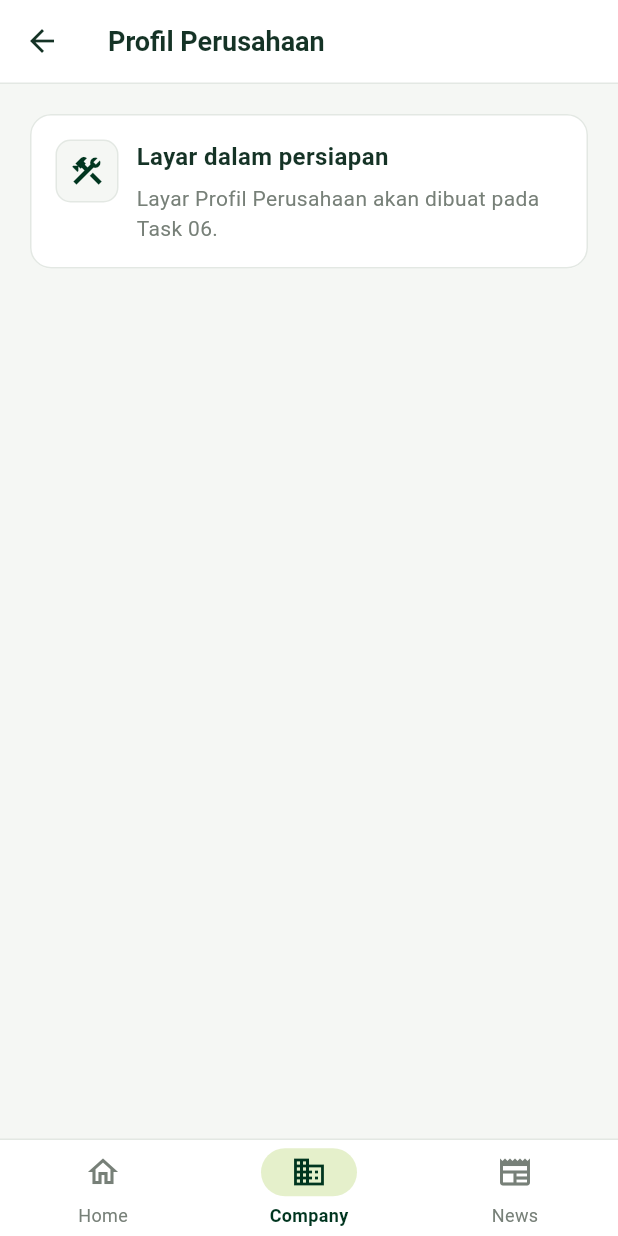
After one commit to ivanmahendraa/alco_company_profile, a Flutter app: the DestinationPlaceholderScreen screen opened by its route, after a tap on "Profil Perusahaan", on a phone screen of 412 x 824 dp. The commit adds this screen. Run offline on Flutter 3.47's test engine with Material 3 defaults, Android fonts, the phone set to English and light mode, and no system bars; our stand-ins replace flutter_svg.

Commit message:
feat: add dashboard screen

```diff
--- a/lib/app.dart
+++ b/lib/app.dart
@@ -1,8 +1,11 @@
 import 'package:flutter/material.dart';
 import 'package:provider/provider.dart';
 
+import 'data/news_data.dart';
+import 'models/news_item.dart';
 import 'providers/news_provider.dart';
-import 'screens/dashboard_placeholder_screen.dart';
+import 'screens/dashboard_screen.dart';
+import 'screens/destination_placeholder_screen.dart';
 import 'screens/login_screen.dart';
 import 'screens/splash_screen.dart';
 import 'utils/app_colors.dart';
@@ -17,9 +20,7 @@ class AlcoApp extends StatelessWidget {
   @override
   Widget build(BuildContext context) {
     return MultiProvider(
-      providers: [
-        ChangeNotifierProvider(create: (_) => NewsProvider()),
-      ],
+      providers: [ChangeNotifierProvider(create: (_) => NewsProvider())],
       child: MaterialApp(
         title: 'ALCO Company Profile',
         debugShowCheckedModeBanner: false,
@@ -40,12 +41,59 @@ class AlcoApp extends StatelessWidget {
       case AppRoutes.dashboard:
         return MaterialPageRoute<dynamic>(
           settings: settings,
-          builder: (_) => const DashboardPlaceholderScreen(),
+          builder: (_) => const DashboardScreen(),
         );
       case AppRoutes.splash:
         return MaterialPageRoute<dynamic>(
           settings: settings,
           builder: (_) => const SplashScreen(),
+        );
+      case AppRoutes.companyProfile:
+        return MaterialPageRoute<dynamic>(
+          settings: settings,
+          builder: (_) => const DestinationPlaceholderScreen(
+            title: 'Profil Perusahaan',
+            description: 'Layar Profil Perusahaan akan dibuat pada Task 06.',
+            selectedNavigationIndex: 1,
+          ),
+        );
+      case AppRoutes.businessInfo:
+        return MaterialPageRoute<dynamic>(
+          settings: settings,
+          builder: (_) => const DestinationPlaceholderScreen(
+            title: 'Informasi Bisnis',
+            description: 'Layar Informasi Bisnis akan dibuat pada Task 07.',
+          ),
+        );
+      case AppRoutes.news:
+        return MaterialPageRoute<dynamic>(
+          settings: settings,
+          builder: (_) => const DestinationPlaceholderScreen(
+            title: 'Berita dan Aktivitas',
+            description: 'Layar Berita dan Aktivitas akan dibuat pada Task 08.',
+            selectedNavigationIndex: 2,
+          ),
+        );
+      case AppRoutes.newsDetail:
+        final item = settings.arguments;
+        if (item is NewsItem && newsItems.any((news) => news.id == item.id)) {
+          return MaterialPageRoute<dynamic>(
+            settings: settings,
+            builder: (_) => DestinationPlaceholderScreen(
+              title: 'Detail Berita',
+              description: 'Layar Detail Berita akan dibuat pada Task 09.',
+              newsItem: item,
+            ),
+          );
+        }
+        return MaterialPageRoute<dynamic>(
+          settings: settings,
+          builder: (_) => const DestinationPlaceholderScreen(
+            title: 'Detail Berita',
+            description:
+                'Berita yang dipilih tidak tersedia. Layar Detail Berita '
+                'akan dibuat pada Task 09.',
+          ),
         );
       default:
         return MaterialPageRoute<dynamic>(
@@ -68,9 +116,7 @@ class AppFoundationScreen extends StatelessWidget {
   @override
   Widget build(BuildContext context) {
     return Scaffold(
-      appBar: AppBar(
-        title: const Text('ALCO Company Profile'),
-      ),
+      appBar: AppBar(title: const Text('ALCO Company Profile')),
       body: SafeArea(
         child: Padding(
           padding: const EdgeInsets.all(20.0),
@@ -96,9 +142,8 @@ class AppFoundationScreen extends StatelessWidget {
                           const SizedBox(width: 8),
                           Text(
                             'Task 01 Foundation Ready',
-                            style: Theme.of(context).textTheme.titleMedium?.copyWith(
-                                  color: AppColors.primaryGreen,
-                                ),
+                            style: Theme.of(context).textTheme.titleMedium
+                                ?.copyWith(color: AppColors.primaryGreen),
                           ),
                         ],
                       ),
--- /dev/null
+++ b/lib/screens/dashboard_screen.dart
@@ -0,0 +1,194 @@
+import 'package:flutter/material.dart';
+import 'package:provider/provider.dart';
+
+import '../data/company_data.dart';
+import '../data/news_data.dart';
+import '../providers/news_provider.dart';
+import '../utils/app_colors.dart';
+import '../utils/app_routes.dart';
+import '../widgets/custom_app_bar.dart';
+import '../widgets/custom_bottom_nav.dart';
+import '../widgets/info_card.dart';
+import '../widgets/news_card.dart';
+
+class DashboardScreen extends StatelessWidget {
+  const DashboardScreen({super.key});
+
+  @override
+  Widget build(BuildContext context) {
+    return Scaffold(
+      backgroundColor: AppColors.appBackground,
+      appBar: const CustomAppBar(title: 'Beranda'),
+      body: SafeArea(
+        child: SingleChildScrollView(
+          padding: const EdgeInsets.symmetric(horizontal: 20, vertical: 24),
+          child: Center(
+            child: ConstrainedBox(
+              constraints: const BoxConstraints(maxWidth: 720),
+              child: Column(
+                crossAxisAlignment: CrossAxisAlignment.stretch,
+                children: [
+                  const InfoCard(
+                    title: 'Selamat datang',
+                    description:
+                        'Jelajahi profil perusahaan, informasi bisnis, dan '
+                        'berita terbaru.',
+                    icon: Icon(
+                      Icons.waving_hand_outlined,
+                      color: AppColors.primaryGreen,
+                    ),
+                  ),
+                  const SizedBox(height: 20),
+                  InfoCard(
+                    key: const Key('dashboard-company-summary'),
+                    title: companyInfo.name,
+                    icon: const Icon(
+                      Icons.business_outlined,
+                      color: AppColors.primaryGreen,
+                    ),
+                    customContent: Column(
+                      crossAxisAlignment: CrossAxisAlignment.start,
+                      children: [
+                        Text(
+                          companyInfo.businessDescription,
+                          maxLines: 3,
+                          overflow: TextOverflow.ellipsis,
+                          style: const TextStyle(
+                            color: AppColors.secondaryText,
+                            fontSize: 14,
+                            height: 1.4,
+                          ),
+                        ),
+                        const SizedBox(height: 12),
+                        const Row(
+                          children: [
+                            Expanded(
+                              child: Text(
+                                'Lihat Informasi Bisnis',
+                                maxLines: 1,
+                                overflow: TextOverflow.ellipsis,
+                                style: TextStyle(
+                                  color: AppColors.primaryGreen,
+                                  fontWeight: FontWeight.w600,
+                                ),
+                              ),
+                            ),
+                            SizedBox(width: 6),
+                            Icon(
+                              Icons.arrow_forward,
+                              size: 16,
+                              color: AppColors.primaryGreen,
+                            ),
+                          ],
+                        ),
+                      ],
+                    ),
+                    onTap: () =>
+                        Navigator.of(context).pushNamed(AppRoutes.businessInfo),
+                  ),
+                  const SizedBox(height: 24),
+                  Text(
+                    'Akses Cepat',
+                    style: Theme.of(context).textTheme.titleLarge,
+                  ),
+                  const SizedBox(height: 12),
+                  _QuickAccessCard(
+                    key: const Key('quick-access-company'),
+                    title: 'Profil Perusahaan',
+                    description: 'Informasi umum perusahaan.',
+                    icon: Icons.business_outlined,
+                    onTap: () =>
+                        Navigator.of(context)
+                            .pushReplacementNamed(AppRoutes.companyProfile),
+                  ),
+                  const SizedBox(height: 10),
+                  _QuickAccessCard(
+                    key: const Key('quick-access-business'),
+                    title: 'Informasi Bisnis',
+                    description: 'Gambaran umum bidang usaha.',
+                    icon: Icons.factory_outlined,
+                    onTap: () =>
+                        Navigator.of(context).pushNamed(AppRoutes.businessInfo),
+                  ),
+                  const SizedBox(height: 10),
+                  _QuickAccessCard(
+                    key: const Key('quick-access-news'),
+                    title: 'Berita dan Aktivitas',
+                    description: 'Lihat contoh berita dan aktivitas.',
+                    icon: Icons.newspaper_outlined,
+                    onTap: () =>
+                        Navigator.of(context)
+                            .pushReplacementNamed(AppRoutes.news),
+                  ),
+                  const SizedBox(height: 24),
+                  Text(
+                    'Berita Terbaru',
+                    style: Theme.of(context).textTheme.titleLarge,
+                  ),
+                  const SizedBox(height: 12),
+                  ...newsItems
+                      .take(3)
+                      .map(
+                        (item) => Padding(
+                          padding: const EdgeInsets.only(bottom: 12),
+                          child: Consumer<NewsProvider>(
+                            builder: (context, newsProvider, _) => NewsCard(
+                              key: Key('dashboard-news-${item.id}'),
+                              item: item,
+                              isBookmarked: newsProvider.isBookmarked(item.id),
+                              onBookmarkToggle: () =>
+                                  newsProvider.toggleBookmark(item.id),
+                              onTap: () => Navigator.of(context).pushNamed(
+                                AppRoutes.newsDetail,
+                                arguments: item,
+                              ),
+                            ),
+                          ),
+                        ),
+                      ),
+                ],
+              ),
+            ),
+          ),
+        ),
+      ),
+      bottomNavigationBar: CustomBottomNav(
+        currentIndex: 0,
+        onTap: (index) {
+          if (index == 1) {
+            Navigator.of(context)
+                .pushReplacementNamed(AppRoutes.companyProfile);
+          } else if (index == 2) {
+            Navigator.of(context).pushReplacementNamed(AppRoutes.news);
+          }
+        },
+      ),
+    );
+  }
+}
+
+class _QuickAccessCard extends StatelessWidget {
+  final String title;
+  final String description;
+  final IconData icon;
+  final VoidCallback onTap;
+
+  const _QuickAccessCard({
+    super.key,
+    required this.title,
+    required this.description,
+    required this.icon,
+    required this.onTap,
+  });
+
+  @override
+  Widget build(BuildContext context) {
+    return InfoCard(
+      title: title,
+      description: description,
+      icon: Icon(icon, color: AppColors.primaryGreen),
+      trailing: const Icon(Icons.chevron_right, color: AppColors.secondaryText),
+      onTap: onTap,
+    );
+  }
+}
--- /dev/null
+++ b/lib/screens/destination_placeholder_screen.dart
@@ -0,0 +1,68 @@
+import 'package:flutter/material.dart';
+
+import '../models/news_item.dart';
+import '../utils/app_colors.dart';
+import '../utils/app_routes.dart';
+import '../widgets/custom_app_bar.dart';
+import '../widgets/custom_bottom_nav.dart';
+import '../widgets/info_card.dart';
+
+class DestinationPlaceholderScreen extends StatelessWidget {
+  final String title;
+  final String description;
+  final int? selectedNavigationIndex;
+  final NewsItem? newsItem;
+
+  const DestinationPlaceholderScreen({
+    super.key,
+    required this.title,
+    required this.description,
+    this.selectedNavigationIndex,
+    this.newsItem,
+  });
+
+  @override
+  Widget build(BuildContext context) {
+    return Scaffold(
+      backgroundColor: AppColors.appBackground,
+      appBar: CustomAppBar(
+        title: title,
+        showBackButton: selectedNavigationIndex == null,
+      ),
+      body: SafeArea(
+        child: SingleChildScrollView(
+          padding: const EdgeInsets.all(20),
+          child: Center(
+            child: ConstrainedBox(
+              constraints: const BoxConstraints(maxWidth: 640),
+              child: InfoCard(
+                title: newsItem?.title ?? 'Layar dalam persiapan',
+                description: description,
+                icon: const Icon(
+                  Icons.construction_outlined,
+                  color: AppColors.primaryGreen,
+                ),
+              ),
+            ),
+          ),
+        ),
+      ),
+      bottomNavigationBar: selectedNavigationIndex == null
+          ? null
+          : CustomBottomNav(
+              currentIndex: selectedNavigationIndex!,
+              onTap: (index) {
+                if (index == 0) {
+                  Navigator.of(context)
+                      .pushReplacementNamed(AppRoutes.dashboard);
+                } else if (index == 1) {
+                  Navigator.of(context)
+                      .pushReplacementNamed(AppRoutes.companyProfile);
+                } else if (index == 2) {
+                  Navigator.of(context).pushReplacementNamed(AppRoutes.news);
+                }
+              },
+            ),
+    );
+  }
+}
--- a/lib/widgets/news_card.dart
+++ b/lib/widgets/news_card.dart
@@ -62,19 +62,18 @@ class NewsCard extends StatelessWidget {
           padding: const EdgeInsets.all(14.0),
           decoration: BoxDecoration(
             borderRadius: BorderRadius.circular(14.0),
-            border: Border.all(
-              color: AppColors.border,
-              width: 1.0,
-            ),
+            border: Border.all(color: AppColors.border, width: 1.0),
           ),
           child: Column(
             crossAxisAlignment: CrossAxisAlignment.start,
             children: [
               // Header row: Category & Bookmark button
               Row(
-                mainAxisAlignment: MainAxisAlignment.spaceBetween,
                 children: [
-                  Container(
+                  Expanded(
+                    child: Align(
+                      alignment: Alignment.centerLeft,
+                      child: Container(
                         padding: const EdgeInsets.symmetric(
                           horizontal: 8.0,
                           vertical: 3.0,
@@ -85,6 +84,8 @@ class NewsCard extends StatelessWidget {
                         ),
                         child: Text(
                           item.category,
+                          maxLines: 1,
+                          overflow: TextOverflow.ellipsis,
                           style: const TextStyle(
                             color: AppColors.primaryGreen,
                             fontSize: 11.0,
@@ -93,7 +94,10 @@ class NewsCard extends StatelessWidget {
                           ),
                         ),
                       ),
-                  if (onBookmarkToggle != null)
+                    ),
+                  ),
+                  if (onBookmarkToggle != null) ...[
+                    const SizedBox(width: 8),
                     SizedBox(
                       width: 36,
                       height: 36,
@@ -112,6 +116,7 @@ class NewsCard extends StatelessWidget {
                         onPressed: onBookmarkToggle,
                       ),
                     ),
+                  ],
                 ],
               ),
               const SizedBox(height: 10.0),
@@ -154,11 +159,15 @@ class NewsCard extends StatelessWidget {
                               color: AppColors.secondaryText,
                             ),
                             const SizedBox(width: 4.0),
-                            Text(
+                            Expanded(
+                              child: Text(
                                 item.date,
+                                maxLines: 1,
+                                overflow: TextOverflow.ellipsis,
                                 style: const TextStyle(
                                   color: AppColors.secondaryText,
                                   fontSize: 12.0,
+                                ),
                               ),
                             ),
                           ],
```
Also changed, not shown: lib/screens/dashboard_placeholder_screen.dart (deleted, +0 -34 lines), 2 other files. Lines whose indentation alone changed are shown as unchanged.
